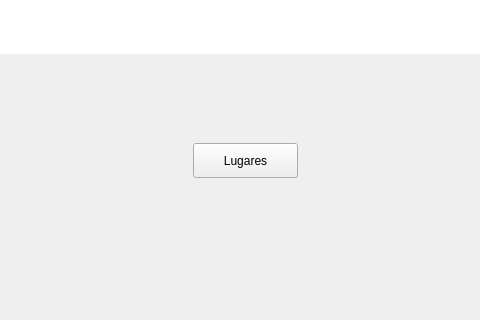
The window that ui/tenthwindow.ui (eriklemy/Detetive) describes before a commit, drawn with Qt 5; both pictures show x 407 to 887 and y 347 to 667 of the 1366 by 768 pixel window.
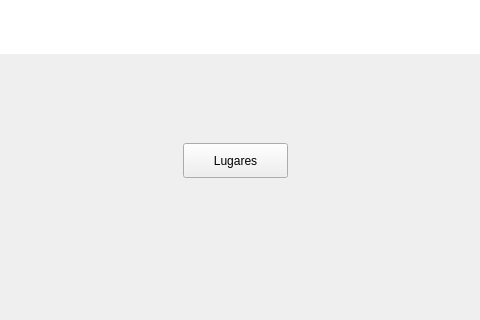
The same window after the commit.

```diff
--- a/ui/tenthwindow.ui
+++ b/ui/tenthwindow.ui
@@ -29,7 +29,7 @@
    <widget class="QPushButton" name="pushContinueButton">
     <property name="geometry">
      <rect>
-      <x>600</x>
+      <x>590</x>
       <y>490</y>
       <width>105</width>
       <height>35</height>
```
